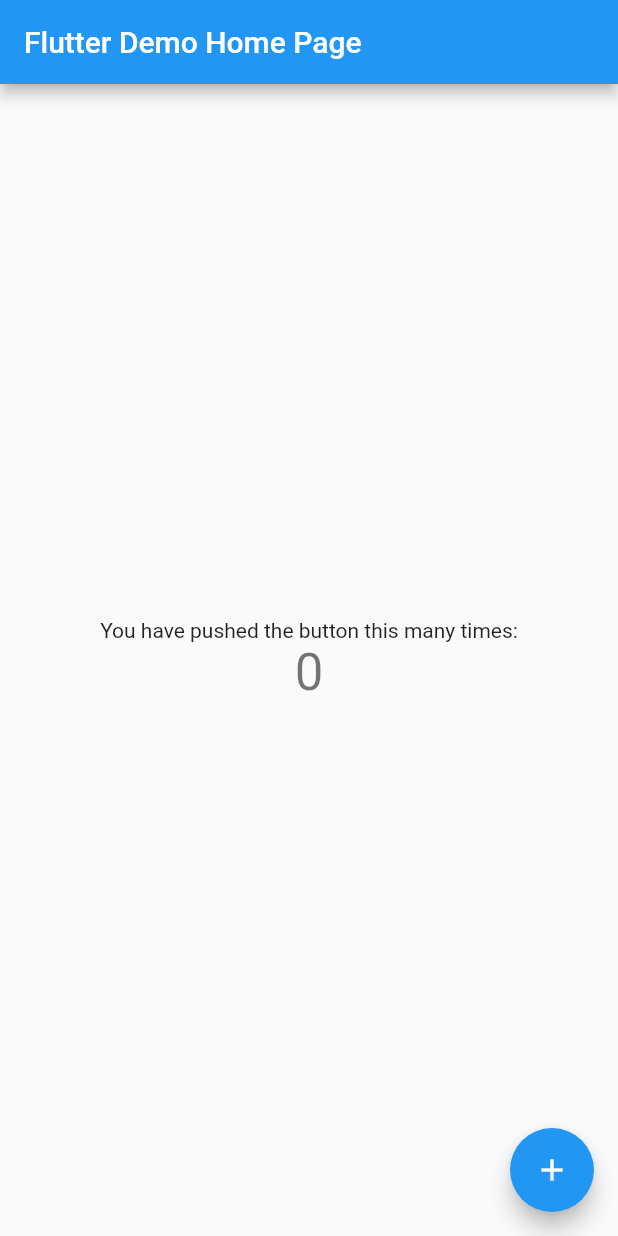
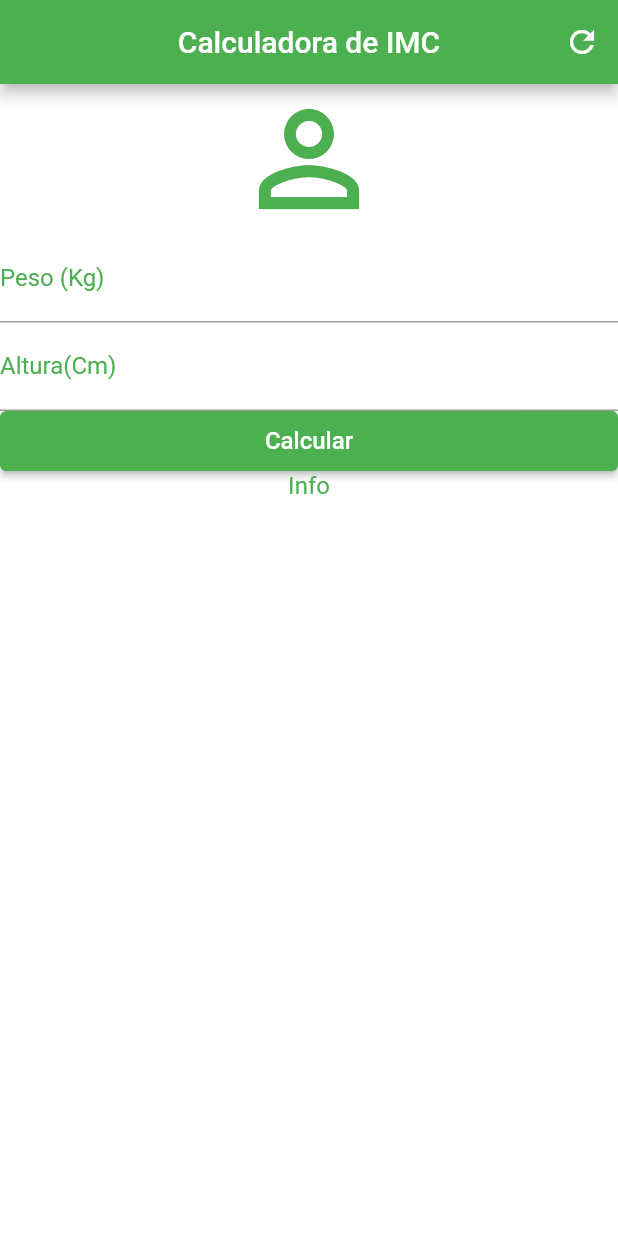
Before and after one commit to manoelvieira0/calculo_imc, a Flutter app: the screen it shows after launch, on a phone screen of 412 x 824 dp. Run offline on Flutter 3.47's test engine with Material 2 defaults, Android fonts, the phone set to English and light mode, and no system bars.

Commit message:
Exibindo a tela inicial sem formatação

```diff
--- a/lib/main.dart
+++ b/lib/main.dart
@@ -1,115 +1,82 @@
 import 'package:flutter/material.dart';
 
 void main() {
-  runApp(const MyApp());
+  runApp(MaterialApp(
+    home: Home(),
+    theme: ThemeData(
+        primaryColor: Colors.green,
+        elevatedButtonTheme: ElevatedButtonThemeData(
+            style: TextButton.styleFrom(backgroundColor: Colors.green))),
+    debugShowCheckedModeBanner: false,
+  ));
 }
 
-class MyApp extends StatelessWidget {
-  const MyApp({Key? key}) : super(key: key);
+class Home extends StatefulWidget {
+  @override
+  _HomeState createState() => _HomeState();
+}
 
-  // This widget is the root of your application.
+class _HomeState extends State<Home> {
   @override
   Widget build(BuildContext context) {
-    return MaterialApp(
-      title: 'Flutter Demo',
-      theme: ThemeData(
-        // This is the theme of your application.
-        //
-        // Try running your application with "flutter run". You'll see the
-        // application has a blue toolbar. Then, without quitting the app, try
-        // changing the primarySwatch below to Colors.green and then invoke
-        // "hot reload" (press "r" in the console where you ran "flutter run",
-        // or simply save your changes to "hot reload" in a Flutter IDE).
-        // Notice that the counter didn't reset back to zero; the application
-        // is not restarted.
-        primarySwatch: Colors.blue,
+    return Scaffold(
+      appBar: AppBar(
+        title: Text('Calculadora de IMC'),
+        centerTitle: true,
+        backgroundColor: Colors.green[500],
+        actions: <Widget>[
+          IconButton(
+            onPressed: () {},
+            icon: Icon(Icons.refresh),
+          )
+        ],
       ),
-      home: const MyHomePage(title: 'Flutter Demo Home Page'),
+      backgroundColor: Colors.white,
+      body: SingleChildScrollView(
+        child: Column(
+          crossAxisAlignment: CrossAxisAlignment.stretch,
+          children: <Widget>[
+            Icon(
+              Icons.person_outline,
+              size: 100,
+              color: Colors.green,
+            ),
+            TextField(
+              keyboardType: TextInputType.number,
+              decoration: InputDecoration(
+                labelText: 'Peso (Kg)',
+                labelStyle: TextStyle(color: Colors.green),
+              ),
+              textAlign: TextAlign.center,
+              style: TextStyle(color: Colors.green, fontSize: 16.0),
+            ),
+            TextField(
+              keyboardType: TextInputType.number,
+              decoration: InputDecoration(
+                labelText: 'Altura(Cm)',
+                labelStyle: TextStyle(color: Colors.green),
+              ),
+              textAlign: TextAlign.center,
+              style: TextStyle(color: Colors.green, fontSize: 16.0),
+            ),
+            Container(
+              height: 40,
+              child: ElevatedButton(
+                onPressed: () {},
+                child: Text(
+                  'Calcular',
+                  style: TextStyle(fontSize: 16),
+                ),
+              ),
+            ),
+            Text(
+              'Info',
+              textAlign: TextAlign.center,
+              style: TextStyle(color: Colors.green, fontSize: 16),
+            )
+          ],
+        ),
+      ),
     );
   }
 }
-
-class MyHomePage extends StatefulWidget {
-  const MyHomePage({Key? key, required this.title}) : super(key: key);
-
-  // This widget is the home page of your application. It is stateful, meaning
-  // that it has a State object (defined below) that contains fields that affect
-  // how it looks.
-
-  // This class is the configuration for the state. It holds the values (in this
-  // case the title) provided by the parent (in this case the App widget) and
-  // used by the build method of the State. Fields in a Widget subclass are
-  // always marked "final".
-
-  final String title;
-
-  @override
-  State<MyHomePage> createState() => _MyHomePageState();
-}
-
-class _MyHomePageState extends State<MyHomePage> {
-  int _counter = 0;
-
-  void _incrementCounter() {
-    setState(() {
-      // This call to setState tells the Flutter framework that something has
-      // changed in this State, which causes it to rerun the build method below
-      // so that the display can reflect the updated values. If we changed
-      // _counter without calling setState(), then the build method would not be
-      // called again, and so nothing would appear to happen.
-      _counter++;
-    });
-  }
-
-  @override
-  Widget build(BuildContext context) {
-    // This method is rerun every time setState is called, for instance as done
-    // by the _incrementCounter method above.
-    //
-    // The Flutter framework has been optimized to make rerunning build methods
-    // fast, so that you can just rebuild anything that needs updating rather
-    // than having to individually change instances of widgets.
-    return Scaffold(
-      appBar: AppBar(
-        // Here we take the value from the MyHomePage object that was created by
-        // the App.build method, and use it to set our appbar title.
-        title: Text(widget.title),
-      ),
-      body: Center(
-        // Center is a layout widget. It takes a single child and positions it
-        // in the middle of the parent.
-        child: Column(
-          // Column is also a layout widget. It takes a list of children and
-          // arranges them vertically. By default, it sizes itself to fit its
-          // children horizontally, and tries to be as tall as its parent.
-          //
-          // Invoke "debug painting" (press "p" in the console, choose the
-          // "Toggle Debug Paint" action from the Flutter Inspector in Android
-          // Studio, or the "Toggle Debug Paint" command in Visual Studio Code)
-          // to see the wireframe for each widget.
-          //
-          // Column has various properties to control how it sizes itself and
-          // how it positions its children. Here we use mainAxisAlignment to
-          // center the children vertically; the main axis here is the vertical
-          // axis because Columns are vertical (the cross axis would be
-          // horizontal).
-          mainAxisAlignment: MainAxisAlignment.center,
-          children: <Widget>[
-            const Text(
-              'You have pushed the button this many times:',
-            ),
-            Text(
-              '$_counter',
-              style: Theme.of(context).textTheme.headline4,
-            ),
-          ],
-        ),
-      ),
-      floatingActionButton: FloatingActionButton(
-        onPressed: _incrementCounter,
-        tooltip: 'Increment',
-        child: const Icon(Icons.add),
-      ), // This trailing comma makes auto-formatting nicer for build methods.
-    );
-  }
-}
```
Also changed, not shown: 1 other file.
